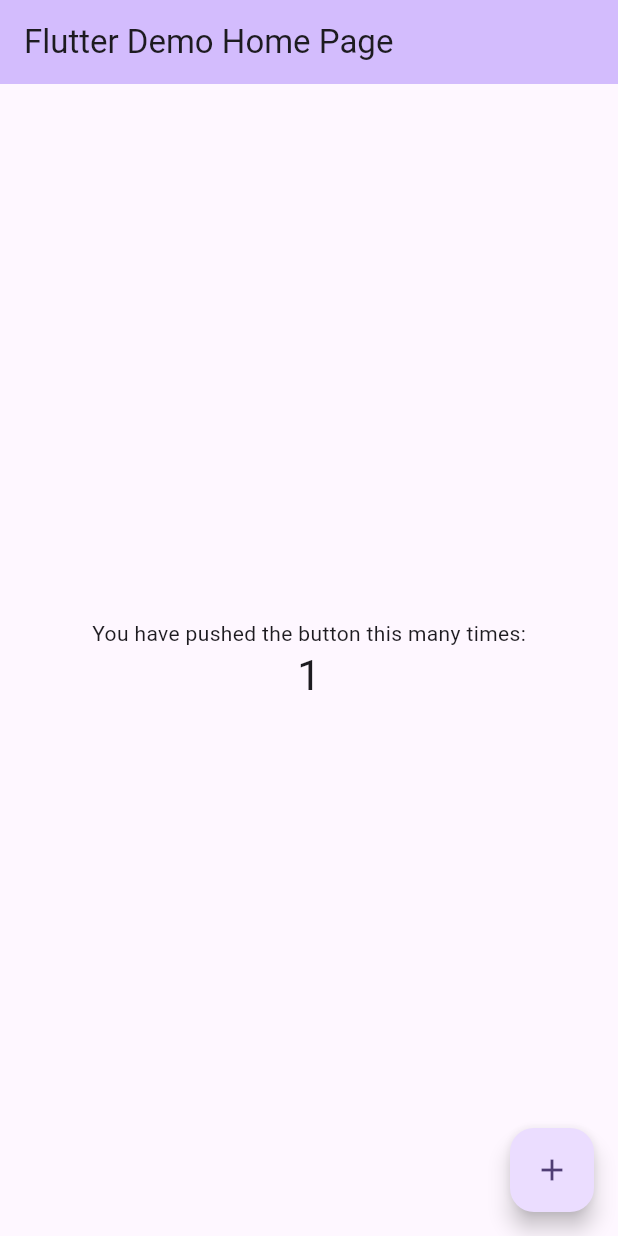
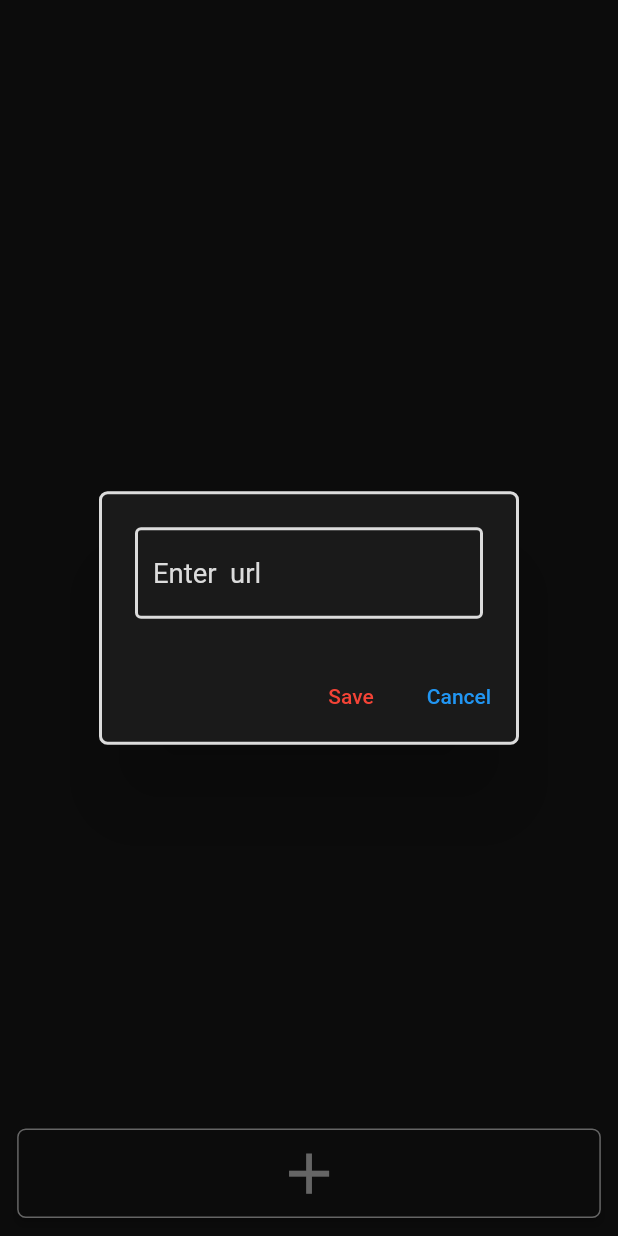
Before and after one commit to Nitin-Singh18/flutter_youtube_link_saver, a Flutter app: the screen it shows after launch, after a tap on the "add" icon, on a phone screen of 412 x 824 dp. Run offline on Flutter 3.47's test engine with Material 2 defaults, Android fonts, the phone set to English and light mode, and no system bars; our stand-ins replace flutter_riverpod, flutter_screenutil.

Commit message:
youtube data api implementation

```diff
--- /dev/null
+++ b/lib/common/const/app_colors.dart
@@ -0,0 +1,6 @@
+import 'package:flutter/material.dart';
+
+class AppColor {
+  static const backGroundColor = Color(0xFF1A1A1A);
+  static const mainColor = Color(0xFFDCDCDC);
+}
--- /dev/null
+++ b/lib/common/const/const.dart
@@ -0,0 +1,2 @@
+const apiUrl = 'https://www.googleapis.com/youtube/v3/videos';
+const String apiKey = 'AIzaSyAemB5eDtug7zUm_7p1evJI5mFmz7jc2c0';
--- /dev/null
+++ b/lib/common/widget/bottom_sheet.dart
@@ -0,0 +1,57 @@
+import 'package:flutter/material.dart';
+import 'package:flutter_riverpod/flutter_riverpod.dart';
+import 'package:flutter_screenutil/flutter_screenutil.dart';
+import 'package:youtube_link_saver/modules/home/view_model/home_view_model.dart';
+import '../const/app_colors.dart';
+import 'c_textfield.dart';
+
+Widget dialog(
+  BuildContext context,
+  TextEditingController controller,
+  WidgetRef ref,
+) {
+  final formKey = GlobalKey<FormState>();
+  return AlertDialog(
+    backgroundColor: AppColor.backGroundColor,
+    title: Form(
+      key: formKey,
+      child: CTextfield(
+        hintText: 'Enter  url',
+        controller: controller,
+        validator: (value) {
+          if (value == null || value.isEmpty) {
+            return 'Please Enter URL';
+          }
+          return null;
+        },
+      ),
+    ),
+    shape: RoundedRectangleBorder(
+        borderRadius: BorderRadius.circular(5.r),
+        side: const BorderSide(width: 2, color: AppColor.mainColor)),
+    actions: <Widget>[
+      TextButton(
+        onPressed: () {
+          if (formKey.currentState!.validate()) {
+            ref
+                .read(homeViewModelProvider.notifier)
+                .fetchVideoDetails(videoUrl: controller.text);
+            Navigator.pop(context, 'Save');
+          }
+        },
+        child: const Text(
+          'Save',
+          style: TextStyle(color: Colors.red),
+        ),
+      ),
+      TextButton(
+        onPressed: () {
+          Navigator.pop(context, 'Cancel');
+        },
+        child: const Text(
+          'Cancel',
+        ),
+      ),
+    ],
+  );
+}
--- /dev/null
+++ b/lib/common/widget/c_textfield.dart
@@ -0,0 +1,51 @@
+import 'package:flutter/material.dart';
+import 'package:flutter_screenutil/flutter_screenutil.dart';
+
+import '../const/app_colors.dart';
+
+class CTextfield extends StatefulWidget {
+  final String hintText;
+
+  final String? Function(String?)? validator;
+  final TextEditingController controller;
+  const CTextfield({
+    super.key,
+    required this.hintText,
+    required this.controller,
+    this.validator,
+  });
+
+  @override
+  State<CTextfield> createState() => _CTextfieldState();
+}
+
+class _CTextfieldState extends State<CTextfield> {
+  @override
+  Widget build(BuildContext context) {
+    return TextFormField(
+      controller: widget.controller,
+      textCapitalization: TextCapitalization.sentences,
+      autofocus: false,
+      style: TextStyle(
+          color: AppColor.mainColor,
+          fontWeight: FontWeight.w600,
+          fontSize: 16.sp),
+      validator: widget.validator,
+      decoration: InputDecoration(
+        hintText: widget.hintText,
+        hintStyle: TextStyle(
+            fontSize: 16.sp,
+            color: AppColor.mainColor,
+            fontWeight: FontWeight.normal),
+        fillColor: AppColor.backGroundColor,
+        filled: true,
+        border: const OutlineInputBorder(
+          borderSide: BorderSide(color: AppColor.mainColor, width: 2),
+        ),
+        enabledBorder: const OutlineInputBorder(
+          borderSide: BorderSide(color: AppColor.mainColor, width: 2),
+        ),
+      ),
+    );
+  }
+}
--- /dev/null
+++ b/lib/common/widget/custom_button.dart
@@ -0,0 +1,41 @@
+import 'package:flutter/material.dart';
+
+import 'package:flutter_screenutil/flutter_screenutil.dart';
+
+import '../const/app_colors.dart';
+
+class Button extends StatelessWidget {
+  final VoidCallback ontap;
+  final bool isIcon;
+  final String? title;
+  const Button(
+      {super.key, required this.ontap, this.isIcon = false, this.title});
+
+  @override
+  Widget build(BuildContext context) {
+    return SizedBox(
+      height: 60,
+      width: double.infinity,
+      child: ElevatedButton(
+        onPressed: ontap,
+        style: ButtonStyle(
+          backgroundColor:
+              MaterialStateProperty.all<Color>(AppColor.backGroundColor),
+          shape: MaterialStateProperty.all(RoundedRectangleBorder(
+              borderRadius: BorderRadius.circular(5.r),
+              side: const BorderSide(color: AppColor.mainColor))),
+        ),
+        child: isIcon
+            ? Icon(
+                Icons.add,
+                size: 40.sp,
+                color: AppColor.mainColor,
+              )
+            : Text(
+                title ?? "",
+                style: TextStyle(fontSize: 14.sp, color: AppColor.mainColor),
+              ),
+      ),
+    );
+  }
+}
--- a/lib/main.dart
+++ b/lib/main.dart
@@ -1,125 +1,30 @@
 import 'package:flutter/material.dart';
+import 'package:flutter_riverpod/flutter_riverpod.dart';
+import 'package:flutter_screenutil/flutter_screenutil.dart';
 
-void main() {
-  runApp(const MyApp());
+import 'modules/home/view/home_view.dart';
+
+void main() async {
+  WidgetsFlutterBinding.ensureInitialized();
+
+  runApp(const ProviderScope(
+    child: MyApp(),
+  ));
 }
 
 class MyApp extends StatelessWidget {
   const MyApp({super.key});
-
-  // This widget is the root of your application.
   @override
   Widget build(BuildContext context) {
-    return MaterialApp(
-      title: 'Flutter Demo',
-      theme: ThemeData(
-        // This is the theme of your application.
-        //
-        // TRY THIS: Try running your application with "flutter run". You'll see
-        // the application has a blue toolbar. Then, without quitting the app,
-        // try changing the seedColor in the colorScheme below to Colors.green
-        // and then invoke "hot reload" (save your changes or press the "hot
-        // reload" button in a Flutter-supported IDE, or press "r" if you used
-        // the command line to start the app).
-        //
-        // Notice that the counter didn't reset back to zero; the application
-        // state is not lost during the reload. To reset the state, use hot
-        // restart instead.
-        //
-        // This works for code too, not just values: Most code changes can be
-        // tested with just a hot reload.
-        colorScheme: ColorScheme.fromSeed(seedColor: Colors.deepPurple),
-        useMaterial3: true,
-      ),
-      home: const MyHomePage(title: 'Flutter Demo Home Page'),
+    return ScreenUtilInit(
+      designSize: const Size(360, 690),
+      builder: (context, child) {
+        return const MaterialApp(
+          debugShowCheckedModeBanner: false,
+          title: 'Date Recorder',
+          home: HomeView(),
+        );
+      },
     );
   }
 }
-
-class MyHomePage extends StatefulWidget {
-  const MyHomePage({super.key, required this.title});
-
-  // This widget is the home page of your application. It is stateful, meaning
-  // that it has a State object (defined below) that contains fields that affect
-  // how it looks.
-
-  // This class is the configuration for the state. It holds the values (in this
-  // case the title) provided by the parent (in this case the App widget) and
-  // used by the build method of the State. Fields in a Widget subclass are
-  // always marked "final".
-
-  final String title;
-
-  @override
-  State<MyHomePage> createState() => _MyHomePageState();
-}
-
-class _MyHomePageState extends State<MyHomePage> {
-  int _counter = 0;
-
-  void _incrementCounter() {
-    setState(() {
-      // This call to setState tells the Flutter framework that something has
-      // changed in this State, which causes it to rerun the build method below
-      // so that the display can reflect the updated values. If we changed
-      // _counter without calling setState(), then the build method would not be
-      // called again, and so nothing would appear to happen.
-      _counter++;
-    });
-  }
-
-  @override
-  Widget build(BuildContext context) {
-    // This method is rerun every time setState is called, for instance as done
-    // by the _incrementCounter method above.
-    //
-    // The Flutter framework has been optimized to make rerunning build methods
-    // fast, so that you can just rebuild anything that needs updating rather
-    // than having to individually change instances of widgets.
-    return Scaffold(
-      appBar: AppBar(
-        // TRY THIS: Try changing the color here to a specific color (to
-        // Colors.amber, perhaps?) and trigger a hot reload to see the AppBar
-        // change color while the other colors stay the same.
-        backgroundColor: Theme.of(context).colorScheme.inversePrimary,
-        // Here we take the value from the MyHomePage object that was created by
-        // the App.build method, and use it to set our appbar title.
-        title: Text(widget.title),
-      ),
-      body: Center(
-        // Center is a layout widget. It takes a single child and positions it
-        // in the middle of the parent.
-        child: Column(
-          // Column is also a layout widget. It takes a list of children and
-          // arranges them vertically. By default, it sizes itself to fit its
-          // children horizontally, and tries to be as tall as its parent.
-          //
-          // Column has various properties to control how it sizes itself and
-          // how it positions its children. Here we use mainAxisAlignment to
-          // center the children vertically; the main axis here is the vertical
-          // axis because Columns are vertical (the cross axis would be
-          // horizontal).
-          //
-          // TRY THIS: Invoke "debug painting" (choose the "Toggle Debug Paint"
-          // action in the IDE, or press "p" in the console), to see the
-          // wireframe for each widget.
-          mainAxisAlignment: MainAxisAlignment.center,
-          children: <Widget>[
-            const Text(
-              'You have pushed the button this many times:',
-            ),
-            Text(
-              '$_counter',
-              style: Theme.of(context).textTheme.headlineMedium,
-            ),
-          ],
-        ),
-      ),
-      floatingActionButton: FloatingActionButton(
-        onPressed: _incrementCounter,
-        tooltip: 'Increment',
-        child: const Icon(Icons.add),
-      ), // This trailing comma makes auto-formatting nicer for build methods.
-    );
-  }
-}
--- /dev/null
+++ b/lib/model/video_detail_model.dart
@@ -0,0 +1,17 @@
+class VideoDetail {
+  final String title;
+
+  final String descriotion;
+
+  final String url;
+
+  VideoDetail(this.title, this.descriotion, this.url);
+
+  factory VideoDetail.fromJson(Map<String, dynamic> json, String url) {
+    return VideoDetail(
+      json['title'] ?? '',
+      json['description'] ?? '',
+      url,
+    );
+  }
+}
--- /dev/null
+++ b/lib/modules/home/view/home_view.dart
@@ -0,0 +1,75 @@
+import 'package:flutter/material.dart';
+import 'package:flutter_riverpod/flutter_riverpod.dart';
+import 'package:flutter_screenutil/flutter_screenutil.dart';
+import 'package:youtube_link_saver/modules/home/view_model/home_view_model.dart';
+
+import '../../../common/const/app_colors.dart';
+import '../../../common/widget/bottom_sheet.dart';
+import '../../../common/widget/custom_button.dart';
+import '../../../common/widget/tile.dart';
+
+class HomeView extends ConsumerStatefulWidget {
+  const HomeView({super.key});
+
+  @override
+  ConsumerState<HomeView> createState() => _HomeViewState();
+}
+
+class _HomeViewState extends ConsumerState<HomeView> {
+  final TextEditingController urlController = TextEditingController();
+
+  @override
+  Widget build(
+    BuildContext context,
+  ) {
+    final videoList = ref.watch(homeViewModelProvider);
+    return Scaffold(
+      backgroundColor: AppColor.backGroundColor,
+      body: videoList.isEmpty
+          ? const Center(
+              child: Text(
+                'No Link Added',
+                style: TextStyle(color: AppColor.mainColor),
+              ),
+            )
+          : Column(
+              children: [
+                SizedBox(
+                  height: 8.h,
+                ),
+                Expanded(
+                  child: ListView.builder(
+                    itemCount: videoList.length,
+                    itemBuilder: (context, index) {
+                      final video = videoList[index];
+                      return Padding(
+                        padding: EdgeInsets.symmetric(horizontal: 10.0.w),
+                        child: Tile(
+                          videoRecord: video,
+                        ),
+                      );
+                    },
+                  ),
+                ),
+              ],
+            ),
+      bottomNavigationBar: Container(
+        color: AppColor.backGroundColor,
+        height: 70.h,
+        padding: EdgeInsets.symmetric(vertical: 10.h, horizontal: 10.w),
+        child: Button(
+          isIcon: true,
+          ontap: () async {
+            await showDialog<String>(
+              context: context,
+              builder: (BuildContext context) {
+                urlController.text = '';
+                return dialog(context, urlController, ref);
+              },
+            );
+          },
+        ),
+      ),
+    );
+  }
+}
```
Also changed, not shown: lib/common/const/utils.dart (added, +10 -0 lines), lib/common/widget/tile.dart (added, +87 -0 lines), lib/modules/home/view_model/home_view_model.dart (added, +60 -0 lines), pubspec.yaml (+9 -0 lines), lib/service/local.dart (added), pubspec.lock, 5 other files.
